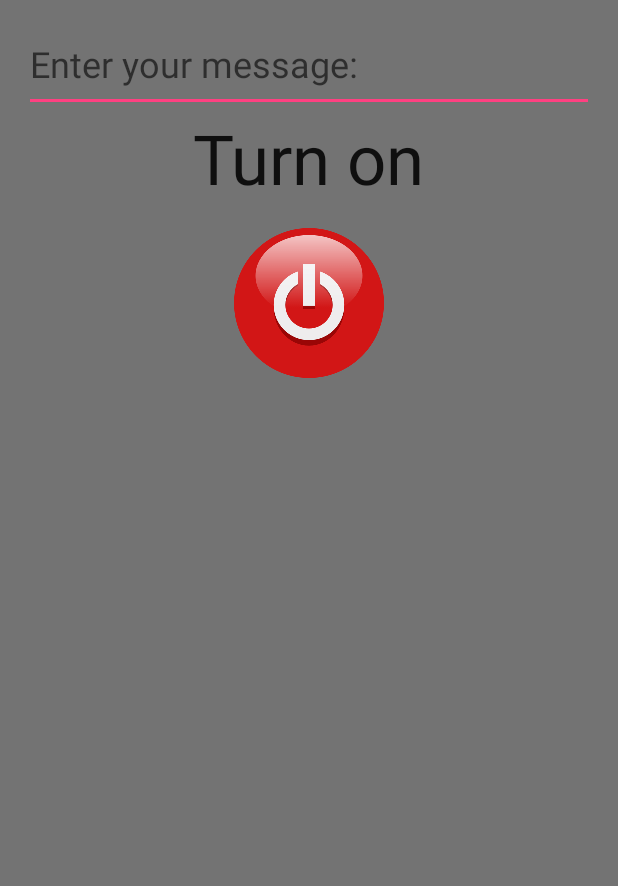
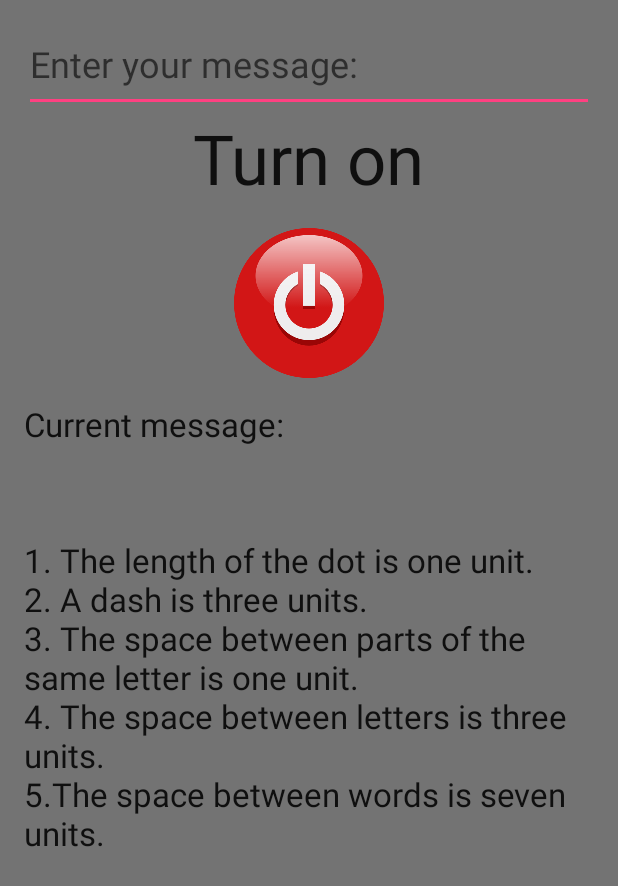
Before and after one commit to dmytroKarataiev/MorseFlashlight, an Android app: the layout fragment_morse.xml on its own in the app's theme, with its tools: preview values and no code run, on a phone screen of 412 x 824 dp. Shown: the top 886 px of the screen. Run offline under Robolectric (Android 15) with nearby library versions, the phone set to English and light mode, and no system bars.

Commit message:
feat: TextView with the message in dots and dashes (Morse Screen).

```diff
--- a/app/src/main/res/layout/fragment_morse.xml
+++ b/app/src/main/res/layout/fragment_morse.xml
@@ -1,16 +1,17 @@
 <?xml version="1.0" encoding="utf-8"?>
-<LinearLayout xmlns:android="http://schemas.android.com/apk/res/android"
+<ScrollView xmlns:android="http://schemas.android.com/apk/res/android"
     xmlns:tools="http://schemas.android.com/tools"
     android:layout_width="match_parent"
     android:layout_height="match_parent"
+    android:background="@color/colorBackground"
+    tools:context="com.adkdevelopment.simpleflashlightadfree.MainActivity">
+
+    <LinearLayout
         android:gravity="center_horizontal"
-    android:background="@color/colorBackground"
+        android:padding="@dimen/activity_vertical_margin"
         android:orientation="vertical"
-    android:paddingBottom="@dimen/activity_vertical_margin"
-    android:paddingLeft="@dimen/activity_horizontal_margin"
-    android:paddingRight="@dimen/activity_horizontal_margin"
-    android:paddingTop="@dimen/activity_vertical_margin"
-    tools:context="com.adkdevelopment.simpleflashlightadfree.MainActivity">
+        android:layout_width="match_parent"
+        android:layout_height="wrap_content">
 
         <EditText
             android:id="@+id/edittext_morse"
@@ -46,4 +47,30 @@
 
         </FrameLayout>
 
+        <TextView
+            android:id="@+id/morse_message_title"
+            android:paddingTop="@dimen/activity_vertical_margin"
+            android:layout_width="match_parent"
+            android:layout_height="wrap_content"
+            android:textAppearance="?android:textAppearanceLarge"
+            android:text="@string/morse_message_title"/>
+
+        <TextView
+            android:id="@+id/morse_current_text"
+            android:paddingTop="@dimen/activity_vertical_margin"
+            android:layout_width="match_parent"
+            android:layout_height="wrap_content"
+            android:textAppearance="?android:textAppearanceLarge"
+            android:text=""/>
+
+        <TextView
+            android:paddingTop="@dimen/activity_vertical_margin"
+            android:layout_width="match_parent"
+            android:layout_height="wrap_content"
+            android:textAppearance="?android:textAppearanceLarge"
+            android:text="@string/morse_expl"/>
+
     </LinearLayout>
+
+
+</ScrollView>
--- a/app/src/main/res/values/strings.xml
+++ b/app/src/main/res/values/strings.xml
@@ -14,6 +14,9 @@
 
     <!-- Morse code screen -->
     <string name="morse_code_textfield">Enter your message: </string>
+    <string name="morse_expl">1. The length of the dot is one unit. \n2. A dash is three units. \n3. The space between parts of the same letter is one unit.
+    \n4. The space between letters is three units. \n5.The space between words is seven units.</string>
+    <string name="morse_message_title">Current message:</string>
 
     <!-- Pager titles -->
     <string name="morse_screen">Morse code</string>
```
Also changed, not shown: app/src/main/java/com/adkdevelopment/simpleflashlightadfree/FlashlightService.java (+6 -1 lines), app/src/main/java/com/adkdevelopment/simpleflashlightadfree/MorseFragment.java (+7 -3 lines), app/src/main/java/com/adkdevelopment/simpleflashlightadfree/Utility.java (+71 -0 lines), 1 other file. Lines whose indentation alone changed are shown as unchanged.
